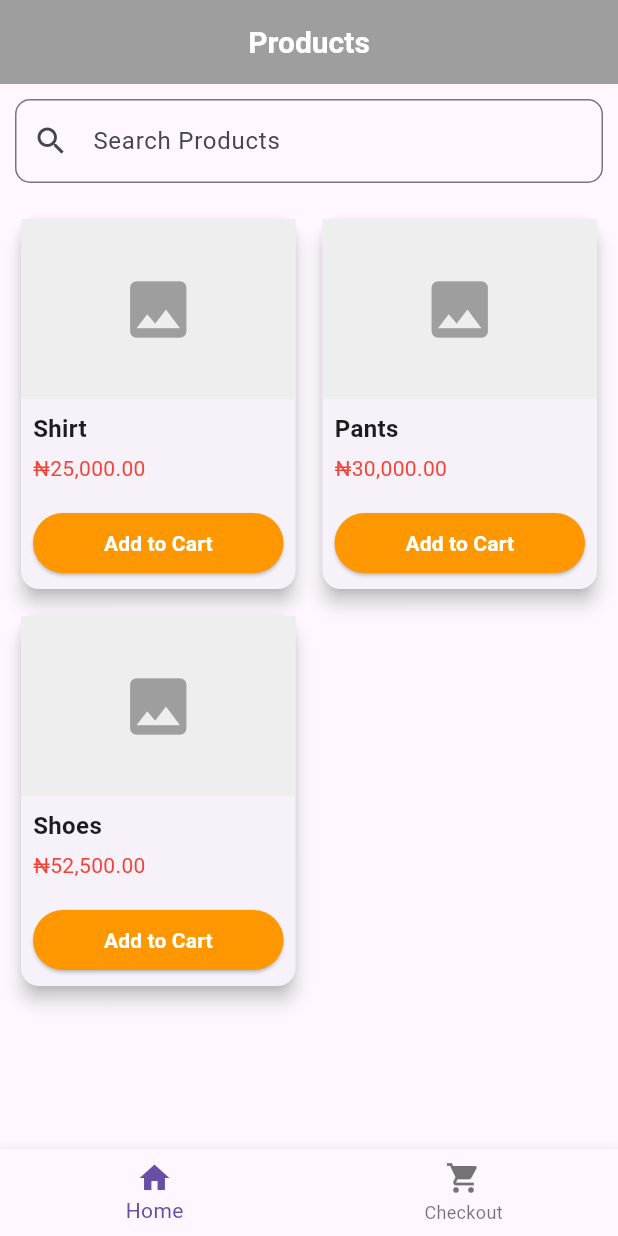
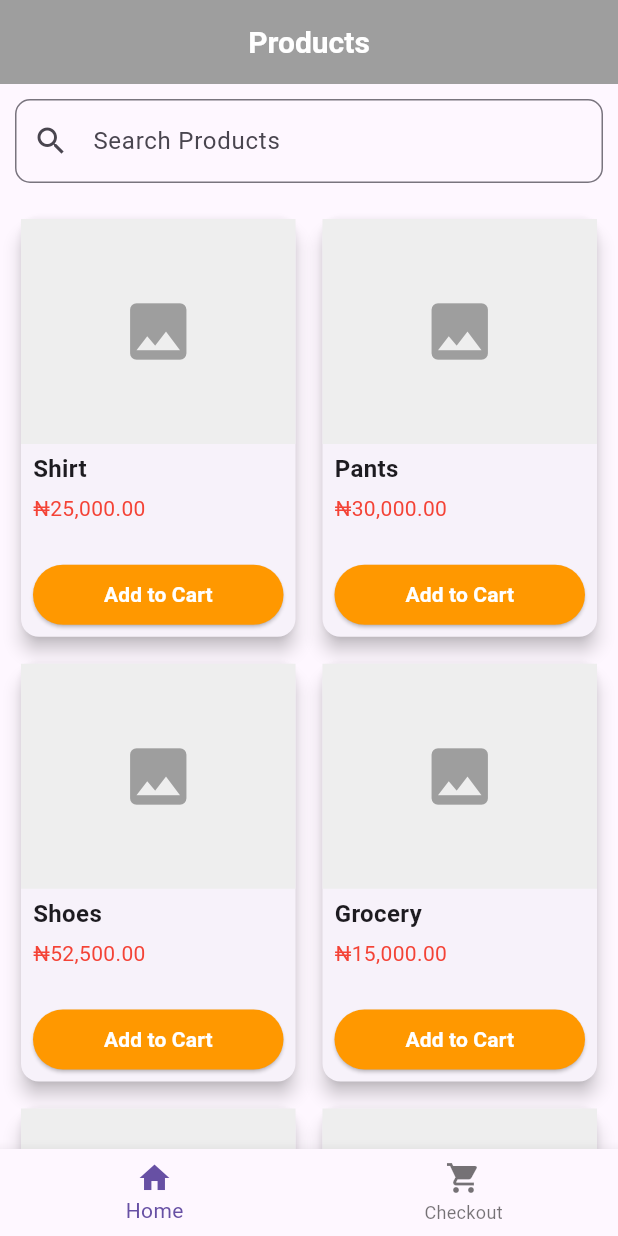
Before and after one commit to Kellytomi/Shopping-App, a Flutter app: the screen it shows after launch, on a phone screen of 412 x 824 dp. Run offline on Flutter 3.47's test engine with Material 3 defaults, Android fonts, the phone set to English and light mode, and no system bars.

Commit message:
Added more products

```diff
--- /dev/null
+++ b/devtools_options.yaml
@@ -0,0 +1,3 @@
+description: This file stores settings for Dart & Flutter DevTools.
+documentation: https://docs.flutter.dev/tools/devtools/extensions#configure-extension-enablement-states
+extensions:
--- a/lib/Pages/home_page.dart
+++ b/lib/Pages/home_page.dart
@@ -19,6 +19,13 @@ class _MyHomePageState extends State<MyHomePage> {
     Product(name: 'Shirt', price: 25000.00), // Price in NGN
     Product(name: 'Pants', price: 30000.00), // Price in NGN
     Product(name: 'Shoes', price: 52500.00), // Price in NGN
+    Product(name: 'Grocery', price: 15000.00), // Price in NGN
+    Product(name: 'Accessories', price: 7500.00), // Price in NGN
+    Product(name: 'Laptops', price: 150000.00), // Price in NGN
+    Product(name: 'MacBooks', price: 250000.00), // Price in NGN
+    Product(name: 'Drugs', price: 2000.00), // Price in NGN
+    Product(name: 'Pencils', price: 500.00), // Price in NGN
+    Product(name: 'Pens', price: 700.00), // Price in NGN
   ];
 
   List<Product> get _filteredProducts {
@@ -187,7 +194,7 @@ class ProductGrid extends StatelessWidget {
             itemCount: products.length,
             gridDelegate: const SliverGridDelegateWithFixedCrossAxisCount(
               crossAxisCount: 2,
-              childAspectRatio: 3 / 4,
+              childAspectRatio: 2 / 3, // Adjust the aspect ratio to fit better
               crossAxisSpacing: 10,
               mainAxisSpacing: 10,
             ),
@@ -205,16 +212,17 @@ class ProductGrid extends StatelessWidget {
                     children: [
                       // Placeholder for product image
                       Container(
-                        height: 120,
+                        height: 150, // Adjusted height to bring it closer to the text
                         width: double.infinity,
                         color: Colors.grey[200],
                         child: const Icon(Icons.image, size: 50, color: Colors.grey),
                       ),
                       Padding(
-                        padding: const EdgeInsets.all(8.0),
+                        padding: const EdgeInsets.symmetric(horizontal: 8.0),
                         child: Column(
                           crossAxisAlignment: CrossAxisAlignment.start,
                           children: [
+                            const SizedBox(height: 5), // Add some space between the image and text
                             Text(
                               product.name,
                               style: const TextStyle(fontSize: 16, fontWeight: FontWeight.bold),
@@ -229,8 +237,7 @@ class ProductGrid extends StatelessWidget {
                       ),
                       const Spacer(),
                       Padding(
-                        padding: const EdgeInsets.all(8.0),
-                        child: Center(
+                        padding: const EdgeInsets.symmetric(horizontal: 8.0, vertical: 4.0),
                         child: productInCart.quantity == 0
                             ? SizedBox(
                                 width: double.infinity,
@@ -270,7 +277,6 @@ class ProductGrid extends StatelessWidget {
                                 ],
                               ),
                       ),
-                      ),
                     ],
                   ),
                 ),
```
Lines whose indentation alone changed are shown as unchanged.
